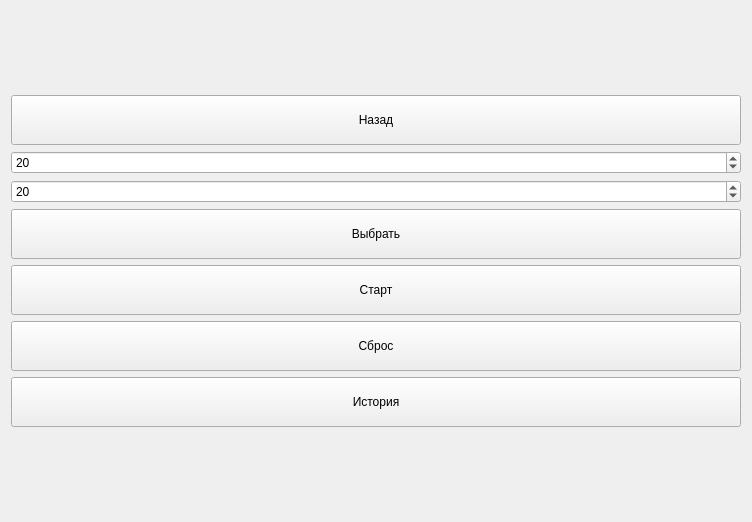
First picture: the form in GameLife/workwindow.ui, repository DIIZII/GameLife, before the edit.
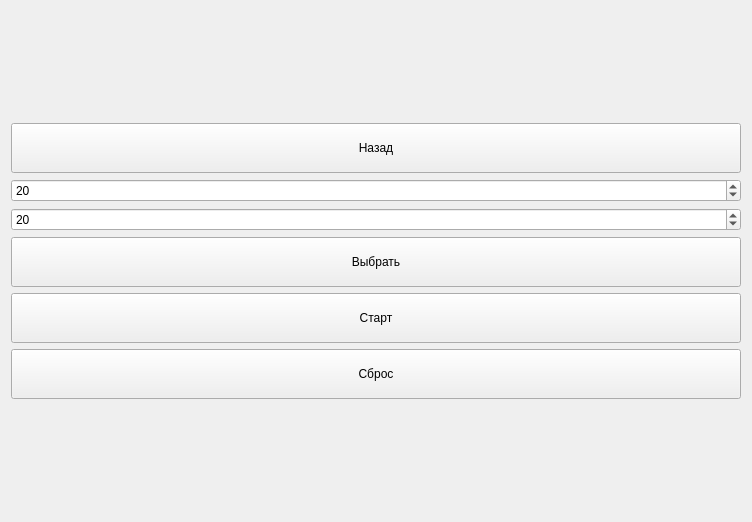
Second picture: the form after the edit.

Commit message: add clear field worwindow

What changed in the file:
```diff
--- a/GameLife/workwindow.ui
+++ b/GameLife/workwindow.ui
@@ -117,19 +117,6 @@
          </property>
         </widget>
        </item>
-       <item>
-        <widget class="QPushButton" name="pushButtonHistory">
-         <property name="minimumSize">
-          <size>
-           <width>100</width>
-           <height>50</height>
-          </size>
-         </property>
-         <property name="text">
-          <string>История</string>
-         </property>
-        </widget>
-       </item>
       </layout>
      </item>
     </layout>
```
The commit also changes 2 other files.
